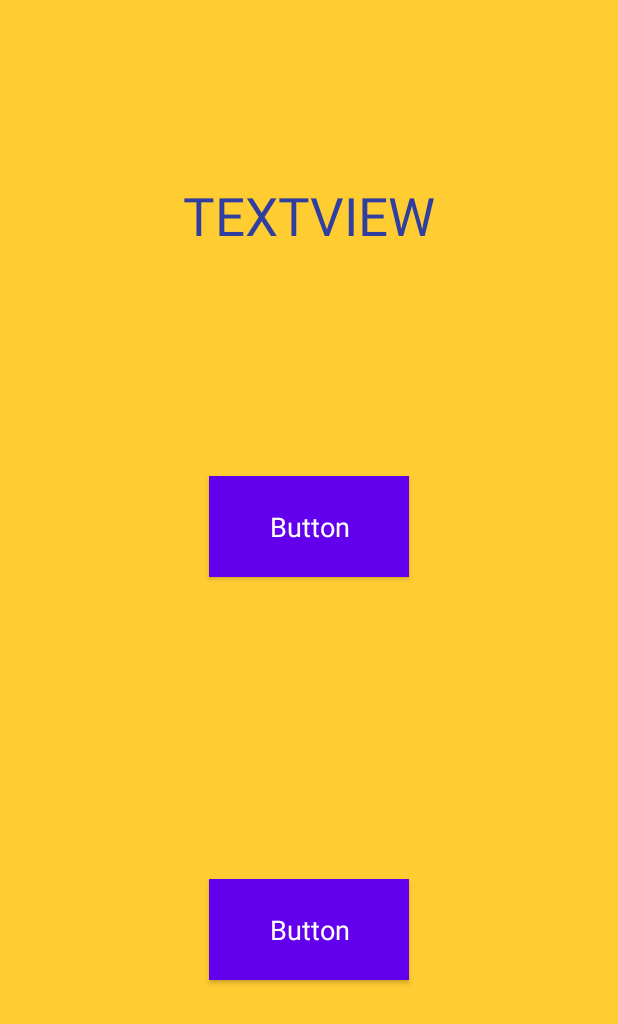
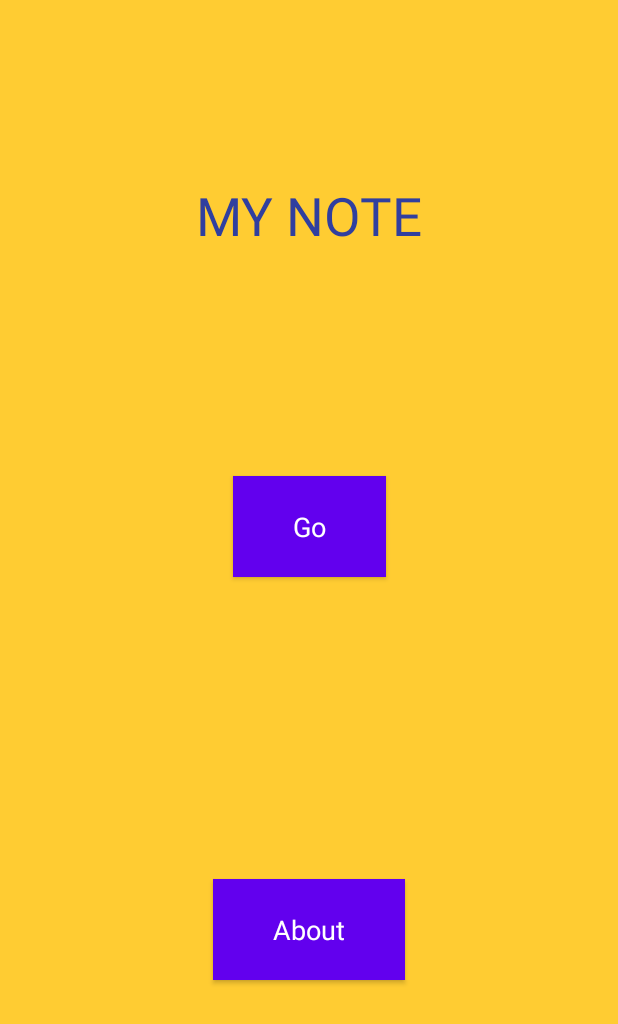
Before and after one commit to primayoriko/android-note-app, an Android app: the layout activity_main.xml on its own in the app's theme, with its tools: preview values and no code run, on a phone screen of 412 x 824 dp. Shown: the top 1024 px of the screen. Run offline under Robolectric (Android 15) with nearby library versions, the phone set to English and light mode, and no system bars.

Commit message:
chore: change text in layout

```diff
--- a/app/src/main/res/layout/activity_main.xml
+++ b/app/src/main/res/layout/activity_main.xml
@@ -26,7 +26,7 @@
         android:layout_width="wrap_content"
         android:layout_height="wrap_content"
         android:layout_marginTop="120dp"
-        android:text="TextView"
+        android:text="@string/app_title"
         app:layout_constraintEnd_toEndOf="parent"
         app:layout_constraintStart_toStartOf="parent"
         app:layout_constraintTop_toTopOf="parent"
@@ -37,7 +37,7 @@
         android:layout_width="wrap_content"
         android:layout_height="wrap_content"
         android:layout_marginTop="150dp"
-        android:text="Button"
+        android:text="@string/main_button_text"
         app:layout_constraintEnd_toEndOf="parent"
         app:layout_constraintStart_toStartOf="parent"
         app:layout_constraintTop_toBottomOf="@+id/tvTitle"
@@ -48,7 +48,7 @@
         android:layout_width="wrap_content"
         android:layout_height="wrap_content"
         android:layout_marginTop="30dp"
-        android:text="Button"
+        android:text="@string/about_button_text"
         app:layout_constraintBottom_toBottomOf="parent"
         app:layout_constraintEnd_toEndOf="parent"
         app:layout_constraintStart_toStartOf="parent"
--- a/app/src/main/res/values/strings.xml
+++ b/app/src/main/res/values/strings.xml
@@ -1,3 +1,6 @@
 <resources>
     <string name="app_name">My Note</string>
+    <string name="app_title">My Note</string>
+    <string name="main_button_text">Go</string>
+    <string name="about_button_text">About</string>
 </resources>
```
